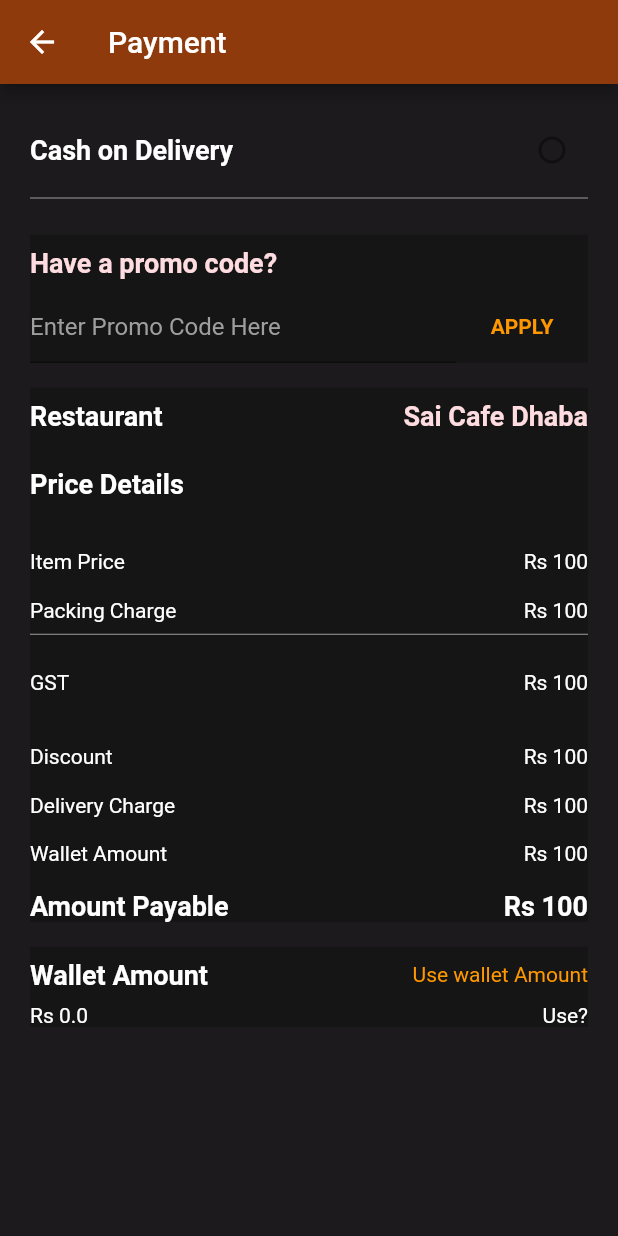
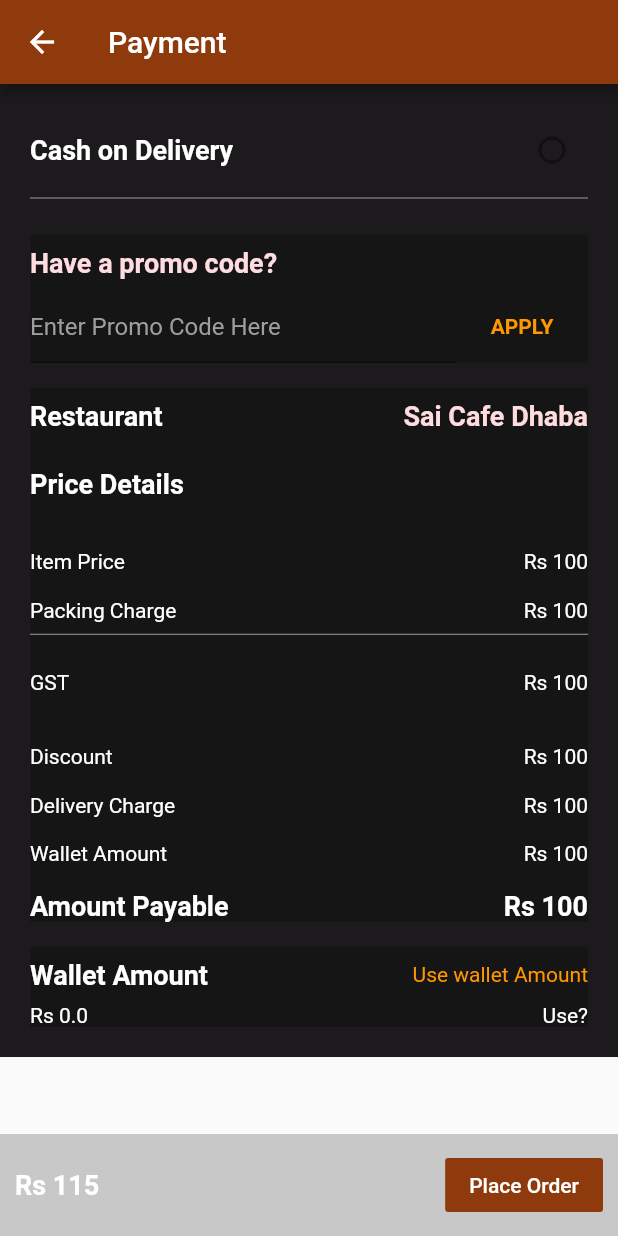
Before and after one commit to hrithikm2/bottomSheetHappens, a Flutter app: the OrderDetails screen opened directly, on a phone screen of 412 x 824 dp. Run offline on Flutter 3.47's test engine with Material 2 defaults, Android fonts, the phone set to English and light mode, and no system bars.

Commit message:
button and bottom sheet and next page

```diff
--- a/lib/orderDetails.dart
+++ b/lib/orderDetails.dart
@@ -1,4 +1,5 @@
 import 'package:flutter/material.dart';
+import 'package:flutter/rendering.dart';
 
 class OrderDetails extends StatefulWidget {
   @override
@@ -11,15 +12,20 @@ class _OrderDetailsState extends State<OrderDetails> {
   @override
   Widget build(BuildContext context) {
     return Scaffold(
+      resizeToAvoidBottomInset: true,
       appBar: AppBar(
         backgroundColor: Color(0xFF8e3a0c),
         automaticallyImplyLeading: true,
         title: Text('Payment'),
       ),
-      body: Container(
-        color:Color(0xFF1c1a1c),
+      body: Column(
+        mainAxisAlignment: MainAxisAlignment.spaceBetween,
+        children: [
+          Container(color:Color(0xFF1c1a1c),
             padding: EdgeInsets.all(20),
             child: Column(
+              children: [
+                Column(
                   children: [
                     Row(
                       mainAxisAlignment: MainAxisAlignment.spaceBetween,
@@ -236,17 +242,47 @@ class _OrderDetailsState extends State<OrderDetails> {
                                   children: [
                                     Text('Use?',style: TextStyle(
                                       color: Colors.white,
-
                                     )),
                                   ],
                                 ),
                               ],
                             ),
                           ],
-                )
+                        ),
                     ),
                   ],
                 ),
+              ],
+            ),
+          ),
+          Container(
+            padding: EdgeInsets.all(10),
+            color: Colors.black.withOpacity(0.2),
+            width: double.infinity,
+            child: Row(
+              mainAxisAlignment: MainAxisAlignment.spaceBetween,
+              children: [
+                Text('Rs 115',style: TextStyle(
+                    color: Colors.white,
+                    fontWeight: FontWeight.bold,
+                    fontSize: 18
+                )),
+                Row(
+                  mainAxisAlignment: MainAxisAlignment.spaceBetween,
+                  children: [
+                    FlatButton(
+                      color:Color(0xFF8e3a0c),
+                      onPressed: (){},
+                      child: Text('Place Order',style: TextStyle(
+                        color: Colors.white,
+                      )),
+                    ),
+                  ],
+                ),
+              ],
+            ),
+          ),
+        ],
       )
       );
   }
```
Lines whose indentation alone changed are shown as unchanged.
